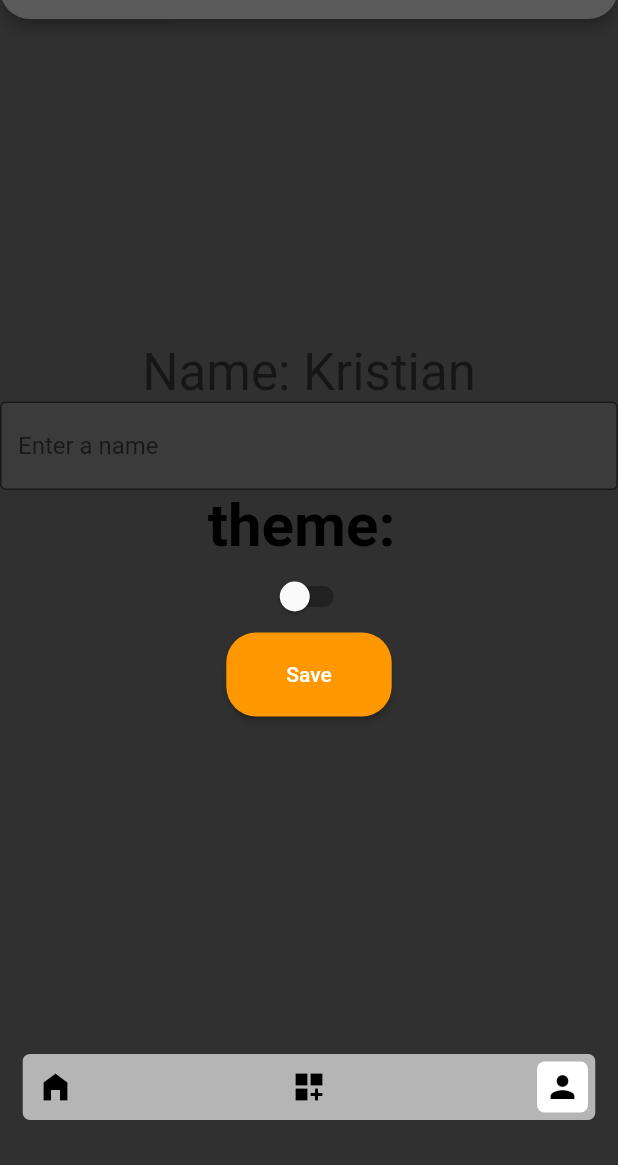
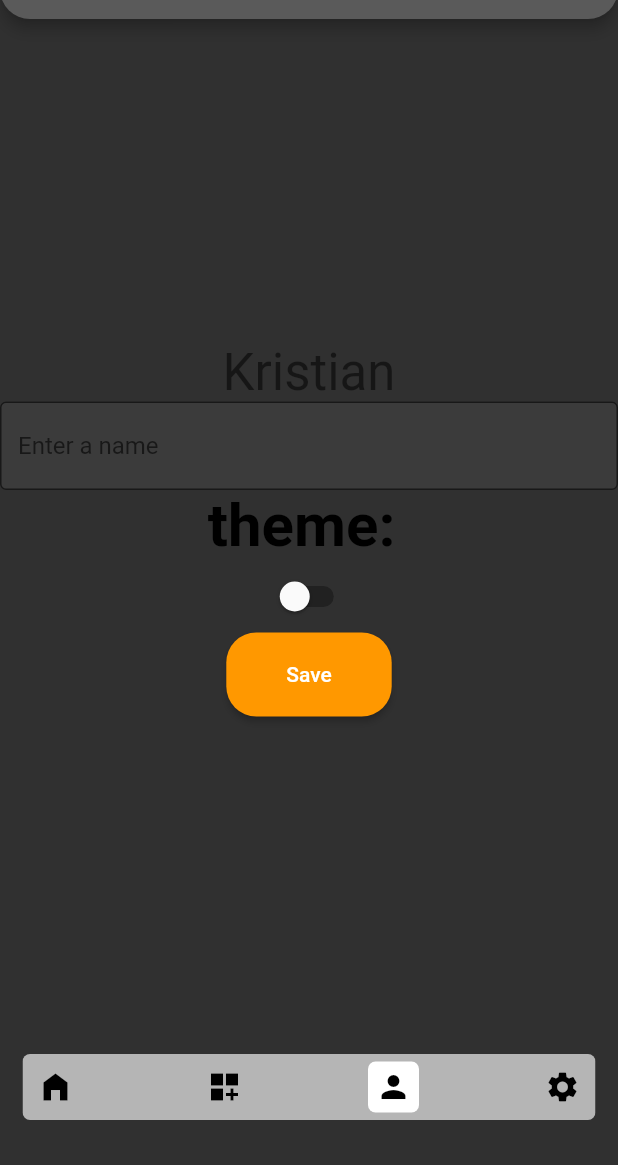
Before and after one commit to KristianSic/TimeBox, a Flutter app: the screen it shows after launch, item 3 of the bottom bar chosen, on a phone screen of 412 x 824 dp, the part 71-1236 px from its top. Run offline on Flutter 3.47's test engine with Material 2 defaults, Android fonts, the phone set to English and light mode, and no system bars; drawn by our look-alikes of google_nav_bar; network calls fail.

Commit message:
added settings page

```diff
--- a/lib/layouts/default.dart
+++ b/lib/layouts/default.dart
@@ -3,6 +3,7 @@ import 'package:google_nav_bar/google_nav_bar.dart';
 import '../screens/devices.dart';
 import '../screens/home.dart';
 import '../screens/profile.dart';
+import '../screens/settings.dart';
 
 class Default extends StatefulWidget {
   const Default({Key? key}) : super(key: key);
@@ -36,6 +37,10 @@ class _DefaultState extends State<Default> {
       label: 'profile',
       icon: Icons.person,
     ),
+    ListItem(
+      label: 'settings',
+      icon: Icons.settings,
+    ),
   ];
 
   @override
@@ -62,6 +67,7 @@ class _DefaultState extends State<Default> {
             Home(),
             Devices(),
             Profile(),
+            Settings(),
           ],
         ),
         bottomNavigationBar: Container(
--- a/lib/screens/profile.dart
+++ b/lib/screens/profile.dart
@@ -63,7 +63,7 @@ class User extends StatelessWidget {
 
   @override
   Widget build(BuildContext context) {
-    return Text('Name: ${context.watch<ProfileState>().name}',
+    return Text(context.watch<ProfileState>().name,
         key: const Key('counterState'),
         style: Theme.of(context).textTheme.headlineMedium);
   }
```
Also changed, not shown: lib/screens/settings.dart (added, +70 -0 lines).
